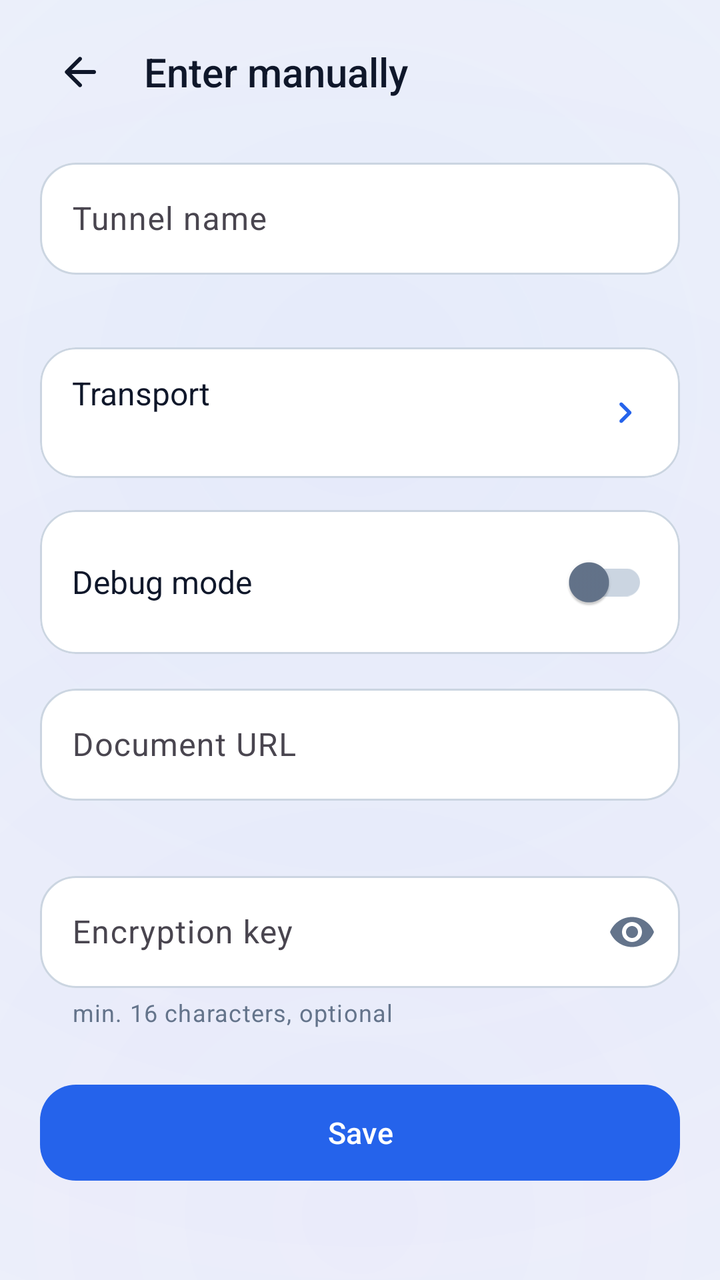
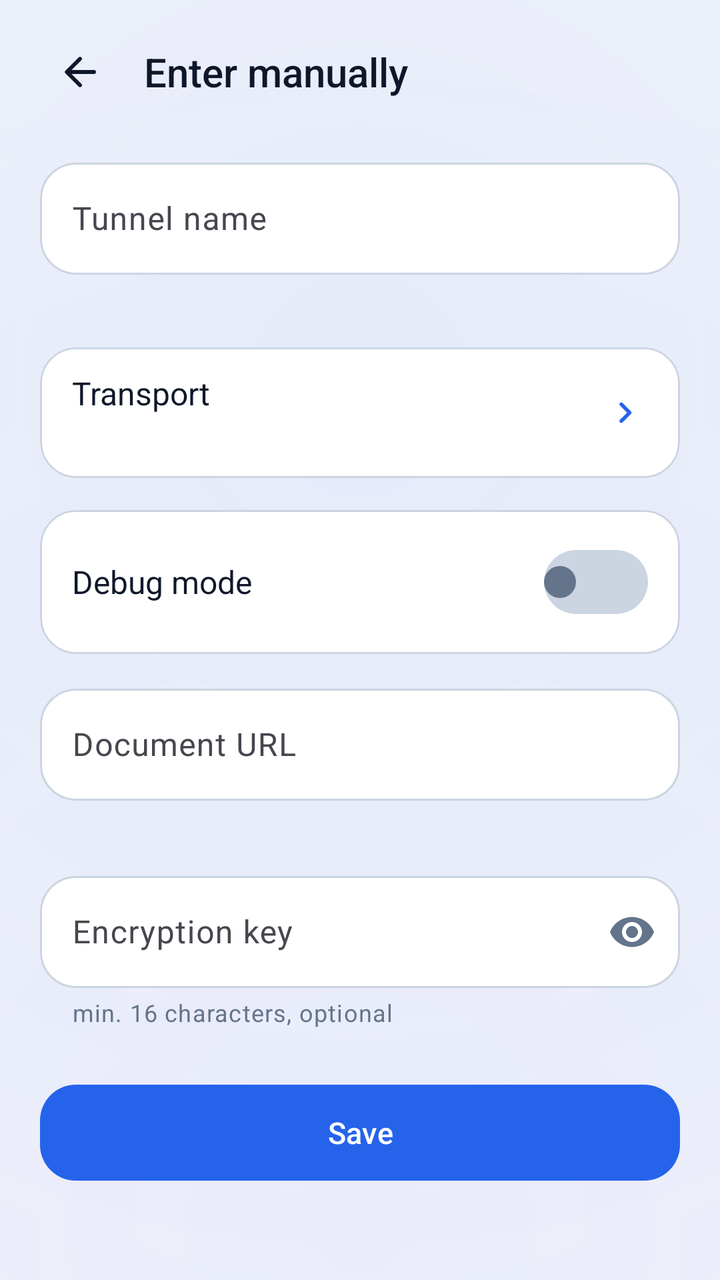

An Android layout rendered at two revisions. The XML below is the earlier revision; the diff shows what the commit changed to produce the second picture.
<!-- AndroidManifest.xml: application theme Theme.SoxMax -->
<!-- res/layout/fragment_add_tun.xml -->
<?xml version="1.0" encoding="utf-8"?>
<androidx.core.widget.NestedScrollView xmlns:android="http://schemas.android.com/apk/res/android"
    xmlns:app="http://schemas.android.com/apk/res-auto"
    xmlns:tools="http://schemas.android.com/tools"
    android:layout_width="match_parent"
    android:layout_height="match_parent"
    android:background="@drawable/bg_screen_ambient"
    android:fillViewport="true">

    <LinearLayout
        android:layout_width="match_parent"
        android:layout_height="wrap_content"
        android:orientation="vertical"
        android:paddingHorizontal="20dp"
        android:paddingTop="16dp"
        android:paddingBottom="32dp">

        
        <LinearLayout
            android:id="@+id/top_bar"
            android:layout_width="match_parent"
            android:layout_height="wrap_content"
            android:gravity="center_vertical"
            android:orientation="horizontal"
            android:paddingBottom="12dp">

            <ImageView
                android:id="@+id/btn_back"
                android:layout_width="40dp"
                android:layout_height="40dp"
                android:background="?android:attr/selectableItemBackgroundBorderless"
                android:clickable="true"
                android:contentDescription="@string/cancel"
                android:focusable="true"
                android:padding="8dp"
                android:src="@drawable/ic_arrow_back"
                app:tint="@color/text_primary" />

            <TextView
                android:id="@+id/headerTitle"
                android:layout_width="0dp"
                android:layout_height="wrap_content"
                android:layout_marginStart="12dp"
                android:layout_weight="1"
                android:fontFamily="sans-serif-medium"
                android:text="@string/enter_manually"
                android:textColor="@color/text_primary"
                android:textSize="20sp" />

        </LinearLayout>

        
        <com.google.android.material.textfield.TextInputLayout
            android:id="@+id/nameContainer"
            android:layout_width="match_parent"
            android:layout_height="wrap_content"
            android:layout_marginTop="8dp"
            app:errorEnabled="true"
            app:boxBackgroundMode="outline"
            app:boxBackgroundColor="@color/bg_card"
            app:boxCornerRadiusBottomEnd="18dp"
            app:boxCornerRadiusBottomStart="18dp"
            app:boxCornerRadiusTopEnd="18dp"
            app:boxCornerRadiusTopStart="18dp"
            app:boxStrokeColor="@color/box_stroke_selector"
            app:boxStrokeWidth="1dp"
            app:boxStrokeWidthFocused="2dp"
            app:hintTextColor="@color/accent_blue">

            <com.google.android.material.textfield.TextInputEditText
                android:id="@+id/name"
                android:layout_width="match_parent"
                android:layout_height="56dp"
                android:hint="@string/tunnel_name"
                android:paddingHorizontal="16dp"
                android:textColor="@color/text_primary"
                android:textColorHint="@color/text_secondary"
                android:inputType="textCapSentences|textNoSuggestions"
                android:maxLines="1"
                android:singleLine="true"
                android:imeOptions="actionNext" />

        </com.google.android.material.textfield.TextInputLayout>

        
        <com.google.android.material.card.MaterialCardView
            android:id="@+id/transportSelector"
            android:layout_width="match_parent"
            android:layout_height="wrap_content"
            android:minHeight="64dp"
            android:layout_marginTop="16dp"
            android:clickable="true"
            android:focusable="true"
            app:cardBackgroundColor="@color/bg_card"
            app:cardCornerRadius="18dp"
            app:cardElevation="0dp"
            app:strokeColor="@color/bg_card_stroke"
            app:strokeWidth="1dp">

            <LinearLayout
                android:id="@+id/select_transport_layout"
                android:layout_width="match_parent"
                android:layout_height="wrap_content"
                android:minHeight="64dp"
                android:gravity="center_vertical"
                android:orientation="horizontal"
                android:paddingHorizontal="16dp"
                android:paddingVertical="12dp">

                <LinearLayout
                    android:layout_width="0dp"
                    android:layout_height="wrap_content"
                    android:layout_weight="1"
                    android:orientation="vertical">

                    <TextView
                        android:layout_width="wrap_content"
                        android:layout_height="wrap_content"
                        android:text="@string/select_transport"
                        android:textColor="@color/text_primary"
                        android:textSize="16sp" />

                    <TextView
                        android:id="@+id/selectedTransport"
                        android:layout_width="wrap_content"
                        android:layout_height="wrap_content"
                        android:layout_marginTop="2dp"
                        android:textColor="@color/text_secondary"
                        android:textSize="13sp" />

                </LinearLayout>

                <ImageView
                    android:layout_width="22dp"
                    android:layout_height="22dp"
                    android:src="@drawable/ic_chevron_right"
                    app:tint="@color/accent_blue"
                    tools:tint="@color/accent_blue" />

            </LinearLayout>

        </com.google.android.material.card.MaterialCardView>

        
        <com.google.android.material.card.MaterialCardView
            android:id="@+id/debugSelector"
            android:layout_width="match_parent"
            android:layout_height="wrap_content"
            android:minHeight="64dp"
            android:layout_marginTop="16dp"
            android:clickable="true"
            android:focusable="true"
            app:cardBackgroundColor="@color/bg_card"
            app:cardCornerRadius="18dp"
            app:cardElevation="0dp"
            app:strokeColor="@color/bg_card_stroke"
            app:strokeWidth="1dp">

            <LinearLayout
                android:layout_width="match_parent"
                android:layout_height="wrap_content"
                android:minHeight="64dp"
                android:gravity="center_vertical"
                android:orientation="horizontal"
                android:paddingHorizontal="16dp"
                android:paddingVertical="12dp">

                <TextView
                    android:layout_width="0dp"
                    android:layout_height="wrap_content"
                    android:layout_weight="1"
                    android:text="@string/debug_mode"
                    android:textColor="@color/text_primary"
                    android:textSize="16sp" />

                <com.google.android.material.switchmaterial.SwitchMaterial
                    android:id="@+id/debugSwitch"
                    android:layout_width="wrap_content"
                    android:layout_height="wrap_content"
                    android:checked="false"
                    app:thumbTint="@color/switch_thumb_selector"
                    app:trackTint="@color/switch_track_selector"
                    app:useMaterialThemeColors="false" />

            </LinearLayout>

        </com.google.android.material.card.MaterialCardView>

        
        <com.google.android.material.textfield.TextInputLayout
            android:id="@+id/yandexUrlContainer"
            android:layout_width="match_parent"
            android:layout_height="wrap_content"
            android:layout_marginTop="12dp"
            app:errorEnabled="true"
            app:boxBackgroundMode="outline"
            app:boxBackgroundColor="@color/bg_card"
            app:boxCornerRadiusBottomEnd="18dp"
            app:boxCornerRadiusBottomStart="18dp"
            app:boxCornerRadiusTopEnd="18dp"
            app:boxCornerRadiusTopStart="18dp"
            app:boxStrokeColor="@color/box_stroke_selector"
            app:boxStrokeWidth="1dp"
            app:boxStrokeWidthFocused="2dp"
            app:hintTextColor="@color/accent_blue">

            <com.google.android.material.textfield.TextInputEditText
                android:id="@+id/documentUrl"
                android:layout_width="match_parent"
                android:layout_height="56dp"
                android:hint="@string/document_url"
                android:paddingHorizontal="16dp"
                android:textColor="@color/text_primary"
                android:textColorHint="@color/text_secondary"
                android:inputType="textUri"
                android:maxLines="1"
                android:singleLine="true"
                android:imeOptions="actionNext" />

        </com.google.android.material.textfield.TextInputLayout>

        
        <LinearLayout
            android:id="@+id/maxContainer"
            android:layout_width="match_parent"
            android:layout_height="wrap_content"
            android:orientation="vertical"
            android:visibility="gone">

            <com.google.android.material.textfield.TextInputLayout
                android:id="@+id/maxTokenContainer"
                android:layout_width="match_parent"
                android:layout_height="wrap_content"
                android:layout_marginTop="12dp"
                app:errorEnabled="true"
                app:boxBackgroundMode="outline"
                app:boxBackgroundColor="@color/bg_card"
                app:boxCornerRadiusBottomEnd="18dp"
                app:boxCornerRadiusBottomStart="18dp"
                app:boxCornerRadiusTopEnd="18dp"
                app:boxCornerRadiusTopStart="18dp"
                app:boxStrokeColor="@color/box_stroke_selector"
                app:boxStrokeWidth="1dp"
                app:boxStrokeWidthFocused="2dp"
                app:hintTextColor="@color/accent_blue">

                <com.google.android.material.textfield.TextInputEditText
                    android:id="@+id/maxToken"
                    android:layout_width="match_parent"
                    android:layout_height="56dp"
                    android:hint="@string/max_token"
                    android:paddingHorizontal="16dp"
                    android:textColor="@color/text_primary"
                    android:textColorHint="@color/text_secondary"
                    android:inputType="textNoSuggestions|textVisiblePassword"
                    android:maxLines="1"
                    android:singleLine="true"
                    android:imeOptions="actionNext"
                    android:importantForAutofill="no" />

            </com.google.android.material.textfield.TextInputLayout>

            <com.google.android.material.textfield.TextInputLayout
                android:id="@+id/maxUserIdContainer"
                android:layout_width="match_parent"
                android:layout_height="wrap_content"
                android:layout_marginTop="12dp"
                app:errorEnabled="true"
                app:boxBackgroundMode="outline"
                app:boxBackgroundColor="@color/bg_card"
                app:boxCornerRadiusBottomEnd="18dp"
                app:boxCornerRadiusBottomStart="18dp"
                app:boxCornerRadiusTopEnd="18dp"
                app:boxCornerRadiusTopStart="18dp"
                app:boxStrokeColor="@color/box_stroke_selector"
                app:boxStrokeWidth="1dp"
                app:boxStrokeWidthFocused="2dp"
                app:hintTextColor="@color/accent_blue">

                <com.google.android.material.textfield.TextInputEditText
                    android:id="@+id/maxUserId"
                    android:layout_width="match_parent"
                    android:layout_height="56dp"
                    android:hint="@string/max_uid"
                    android:paddingHorizontal="16dp"
                    android:textColor="@color/text_primary"
                    android:textColorHint="@color/text_secondary"
                    android:inputType="number"
                    android:maxLines="1"
                    android:singleLine="true"
                    android:imeOptions="actionDone" />

            </com.google.android.material.textfield.TextInputLayout>

        </LinearLayout>

        
        <com.google.android.material.textfield.TextInputLayout
            android:id="@+id/encryptionKeyContainer"
            android:layout_width="match_parent"
            android:layout_height="wrap_content"
            android:layout_marginTop="12dp"
            app:errorEnabled="true"
            app:boxBackgroundMode="outline"
            app:boxBackgroundColor="@color/bg_card"
            app:boxCornerRadiusBottomEnd="18dp"
            app:boxCornerRadiusBottomStart="18dp"
            app:boxCornerRadiusTopEnd="18dp"
            app:boxCornerRadiusTopStart="18dp"
            app:boxStrokeColor="@color/box_stroke_selector"
            app:boxStrokeWidth="1dp"
            app:boxStrokeWidthFocused="2dp"
            app:hintTextColor="@color/accent_blue"
            app:helperText="@string/encryption_key_helper"
            app:helperTextEnabled="true"
            app:helperTextTextColor="@color/text_secondary"
            app:passwordToggleEnabled="true"
            app:passwordToggleTint="@color/text_secondary">

            <com.google.android.material.textfield.TextInputEditText
                android:id="@+id/encryptionKey"
                android:layout_width="match_parent"
                android:layout_height="56dp"
                android:hint="@string/encryption_key"
                android:paddingHorizontal="16dp"
                android:textColor="@color/text_primary"
                android:textColorHint="@color/text_secondary"
                android:inputType="textPassword"
                android:maxLines="1"
                android:singleLine="true"
                android:imeOptions="actionDone" />

        </com.google.android.material.textfield.TextInputLayout>

        
        <com.google.android.material.button.MaterialButton
            android:id="@+id/saveButton"
            android:layout_width="match_parent"
            android:layout_height="56dp"
            android:layout_marginTop="24dp"
            app:backgroundTint="@color/accent_blue"
            android:text="@string/save"
            android:textAllCaps="false"
            android:textColor="@color/colorOnPrimary"
            android:textSize="15sp"
            app:cornerRadius="18dp" />

    </LinearLayout>

</androidx.core.widget.NestedScrollView>
<!-- resources referenced by this layout -->
<resources>
  <color name="accent_blue">#2563EB</color>
  <color name="bg_card">#FFFFFF</color>
  <color name="bg_card_stroke">#CBD5E1</color>
  <color name="colorOnPrimary">#FFFFFF</color>
  <color name="text_primary">#0F172A</color>
  <color name="text_secondary">#64748B</color>
  <!-- drawable ic_arrow_back (drawable) -->
  <vector xmlns:android="http://schemas.android.com/apk/res/android"
      android:width="24dp"
      android:height="24dp"
      android:viewportWidth="24"
      android:viewportHeight="24">
      <path
          android:fillColor="#FFFFFFFF"
          android:pathData="m7.825 13l4.9 4.9q.3.3.288.7t-.313.7q-.3.275-.7.288t-.7-.288l-6.6-6.6q-.15-.15-.213-.325T4.426 12t.063-.375t.212-.325l6.6-6.6q.275-.275.688-.275t.712.275q.3.3.3.713t-.3.712L7.825 11H19q.425 0 .713.288T20 12t-.288.713T19 13z" />
  </vector>
  <!-- drawable ic_chevron_right (drawable) -->
  <vector xmlns:android="http://schemas.android.com/apk/res/android"
      android:width="24dp"
      android:height="24dp"
      android:viewportWidth="24"
      android:viewportHeight="24">
      <path
          android:fillColor="#FFFFFFFF"
          android:pathData="M12.6 12L8.7 8.1q-.275-.275-.275-.7t.275-.7t.7-.275t.7.275l4.6 4.6q.15.15.213.325t.062.375t-.062.375t-.213.325l-4.6 4.6q-.275.275-.7.275t-.7-.275t-.275-.7t.275-.7z" />
  </vector>
  <string name="cancel">Cancel</string>
  <string name="debug_mode">Debug mode</string>
  <string name="document_url">Document URL</string>
  <string name="encryption_key">Encryption key</string>
  <string name="encryption_key_helper">min. 16 characters, optional</string>
  <string name="enter_manually">Enter manually</string>
  <string name="max_token">MAX token</string>
  <string name="max_uid">MAX user ID</string>
  <string name="save">Save</string>
  <string name="select_transport">Transport</string>
  <string name="tunnel_name">Tunnel name</string>
  <style name="Theme.SoxMax" parent="Theme.Material3.DayNight.NoActionBar">
          <item name="colorPrimary">@color/accent_blue</item>
          <item name="colorOnPrimary">@color/text_primary</item>
          <item name="android:windowBackground">@color/bg_deep</item>
          <item name="android:statusBarColor" tools:targetApi="l">@android:color/transparent</item>
          <item name="android:navigationBarColor" tools:targetApi="l">@android:color/transparent</item>
          <item name="android:windowLightStatusBar" tools:targetApi="m">?attr/isLightTheme</item>
          <item name="android:windowLightNavigationBar" tools:targetApi="o_mr1">?attr/isLightTheme</item>
      </style>
  <color name="bg_deep">#F5F7FA</color>
  <!-- unchanged entries left out for length: 1 -->
</resources>

<!-- the commit's change to res/layout/fragment_add_tun.xml (unified diff, before → after) -->
@@ -173,14 +173,13 @@
                     android:textColor="@color/text_primary"
                     android:textSize="16sp" />
 
-                <com.google.android.material.switchmaterial.SwitchMaterial
+                <com.google.android.material.materialswitch.MaterialSwitch
                     android:id="@+id/debugSwitch"
                     android:layout_width="wrap_content"
                     android:layout_height="wrap_content"
                     android:checked="false"
                     app:thumbTint="@color/switch_thumb_selector"
-                    app:trackTint="@color/switch_track_selector"
-                    app:useMaterialThemeColors="false" />
+                    app:trackTint="@color/switch_track_selector" />
 
             </LinearLayout>
 
<!-- resource entries referenced after the edit -->
@@ -39,14 +39,50 @@
   <string name="tunnel_name">Tunnel name</string>
   <style name="Theme.SoxMax" parent="Theme.Material3.DayNight.NoActionBar">
           <item name="colorPrimary">@color/accent_blue</item>
-          <item name="colorOnPrimary">@color/text_primary</item>
+          <item name="colorOnPrimary">@android:color/white</item>
           <item name="android:windowBackground">@color/bg_deep</item>
           <item name="android:statusBarColor" tools:targetApi="l">@android:color/transparent</item>
           <item name="android:navigationBarColor" tools:targetApi="l">@android:color/transparent</item>
           <item name="android:windowLightStatusBar" tools:targetApi="m">?attr/isLightTheme</item>
           <item name="android:windowLightNavigationBar" tools:targetApi="o_mr1">?attr/isLightTheme</item>
+          <item name="materialSwitchStyle">@style/Widget.Fluxon.Switch</item>
       </style>
   <color name="bg_deep">#F5F7FA</color>
+  <style name="Widget.Fluxon.Switch" parent="Widget.Material3.CompoundButton.MaterialSwitch">
+          <item name="android:thumb">@drawable/fluxon_switch_thumb</item>
+          <item name="thumbTint">@color/switch_thumb_selector</item>
+          <item name="trackTint">@color/switch_track_selector</item>
+          <item name="trackDecorationTint">@android:color/transparent</item>
+          <item name="thumbIconTint">@android:color/transparent</item>
+      </style>
+  <!-- drawable fluxon_switch_thumb (drawable) -->
+  <?xml version="1.0" encoding="utf-8"?>
+  <selector xmlns:android="http://schemas.android.com/apk/res/android">
+      <item android:state_checked="true">
+          <layer-list>
+              <item
+                  android:width="24dp"
+                  android:height="24dp"
+                  android:gravity="center">
+                  <shape android:shape="oval">
+                      <solid android:color="#FFFFFF" />
+                  </shape>
+              </item>
+          </layer-list>
+      </item>
+      <item>
+          <layer-list>
+              <item
+                  android:width="16dp"
+                  android:height="16dp"
+                  android:gravity="center">
+                  <shape android:shape="oval">
+                      <solid android:color="#FFFFFF" />
+                  </shape>
+              </item>
+          </layer-list>
+      </item>
+  </selector>
   <!-- unchanged entries left out for length: 1 -->
 </resources>
 
